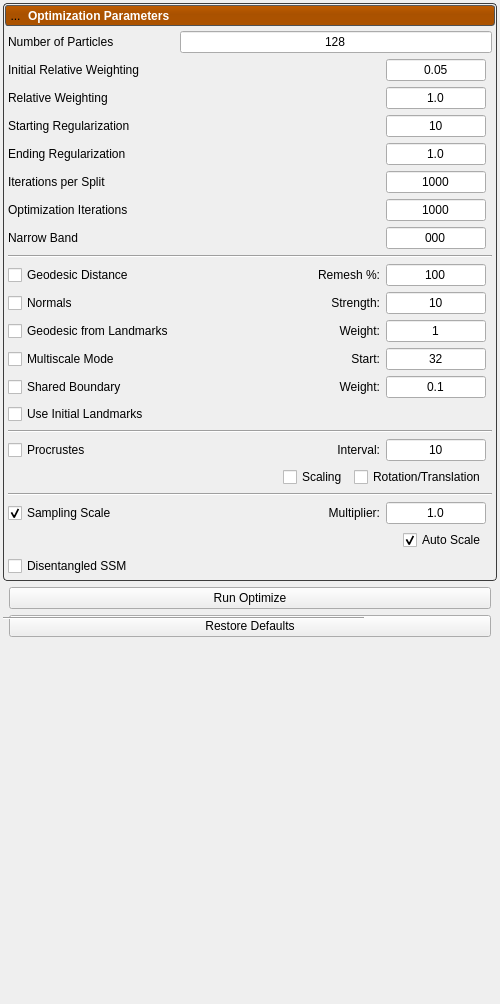
First picture: the form in Studio/Optimize/OptimizeTool.ui, repository SCIInstitute/ShapeWorks, before the edit.
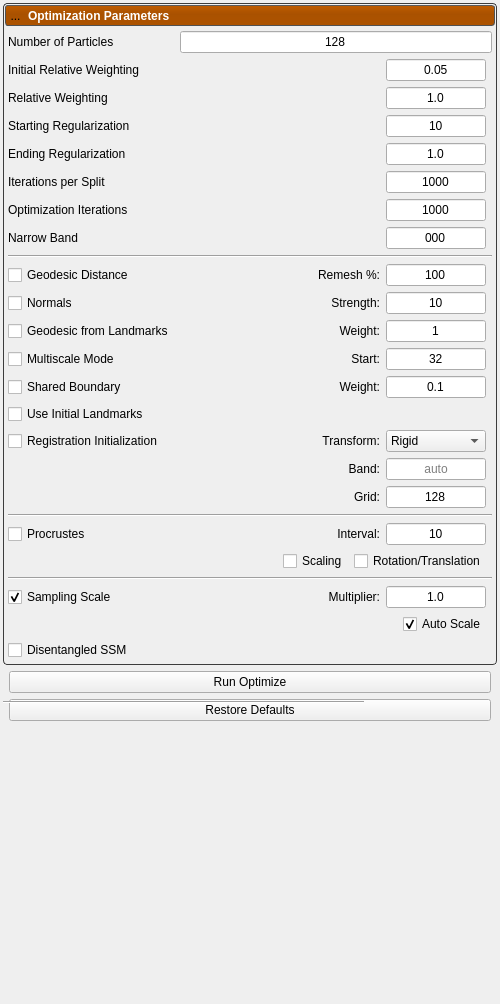
Second picture: the form after the edit. Icons and pictures are not drawn.

Commit message: Add registration-based particle initialization (#2615)

What changed in the file:
```diff
--- a/Studio/Optimize/OptimizeTool.ui
+++ b/Studio/Optimize/OptimizeTool.ui
@@ -733,23 +733,138 @@
                  </property>
                 </widget>
                </item>
+               <!-- Row 24: Registration Initialization (combined checkbox + transform type) -->
+               <item row="24" column="0">
+                <widget class="QCheckBox" name="registration_initialization">
+                 <property name="text">
+                  <string>Registration Initialization</string>
+                 </property>
+                </widget>
+               </item>
+               <item row="24" column="1">
+                <widget class="QLabel" name="registration_transform_label">
+                 <property name="text">
+                  <string>Transform:</string>
+                 </property>
+                 <property name="alignment">
+                  <set>Qt::AlignRight|Qt::AlignVCenter</set>
+                 </property>
+                </widget>
+               </item>
+               <item row="24" column="2">
+                <widget class="QComboBox" name="registration_transform_type">
+                 <property name="minimumSize">
+                  <size>
+                   <width>50</width>
+                   <height>0</height>
+                  </size>
+                 </property>
+                 <property name="maximumSize">
+                  <size>
+                   <width>100</width>
+                   <height>16777215</height>
+                  </size>
+                 </property>
+                 <item>
+                  <property name="text">
+                   <string>Rigid</string>
+                  </property>
+                 </item>
+                 <item>
+                  <property name="text">
+                   <string>Affine</string>
+                  </property>
+                 </item>
+                 <item>
+                  <property name="text">
+                   <string>SyN</string>
+                  </property>
+                 </item>
+                </widget>
+               </item>
+               <!-- Row 25: Registration band -->
+               <item row="25" column="1">
+                <widget class="QLabel" name="registration_band_label">
+                 <property name="text">
+                  <string>Band:</string>
+                 </property>
+                 <property name="alignment">
+                  <set>Qt::AlignRight|Qt::AlignVCenter</set>
+                 </property>
+                </widget>
+               </item>
+               <item row="25" column="2">
+                <widget class="QLineEdit" name="registration_band">
+                 <property name="placeholderText">
+                  <string>auto</string>
+                 </property>
+                 <property name="minimumSize">
+                  <size>
+                   <width>50</width>
+                   <height>0</height>
+                  </size>
+                 </property>
+                 <property name="maximumSize">
+                  <size>
+                   <width>100</width>
+                   <height>16777215</height>
+                  </size>
+                 </property>
+                 <property name="alignment">
+                  <set>Qt::AlignCenter</set>
+                 </property>
+                </widget>
+               </item>
+               <!-- Row 26: Registration grid size -->
+               <item row="26" column="1">
+                <widget class="QLabel" name="registration_grid_label">
+                 <property name="text">
+                  <string>Grid:</string>
+                 </property>
+                 <property name="alignment">
+                  <set>Qt::AlignRight|Qt::AlignVCenter</set>
+                 </property>
+                </widget>
+               </item>
+               <item row="26" column="2">
+                <widget class="QLineEdit" name="registration_grid_size">
+                 <property name="text">
+                  <string>128</string>
+                 </property>
+                 <property name="minimumSize">
+                  <size>
+                   <width>50</width>
+                   <height>0</height>
+                  </size>
+                 </property>
+                 <property name="maximumSize">
+                  <size>
+                   <width>100</width>
+                   <height>16777215</height>
+                  </size>
+                 </property>
+                 <property name="alignment">
+                  <set>Qt::AlignCenter</set>
+                 </property>
+                </widget>
+               </item>
                <!-- Divider: after Geodesic/Options group -->
-               <item row="24" column="0" colspan="4">
+               <item row="27" column="0" colspan="4">
                 <widget class="Line" name="line_opt_2">
                  <property name="orientation">
                   <enum>Qt::Horizontal</enum>
                  </property>
                 </widget>
                </item>
-               <!-- Row 25: Procrustes (combined checkbox + interval) -->
-               <item row="25" column="0">
+               <!-- Row 28: Procrustes (combined checkbox + interval) -->
+               <item row="28" column="0">
                 <widget class="QCheckBox" name="procrustes">
                  <property name="text">
                   <string>Procrustes</string>
                  </property>
                 </widget>
                </item>
-               <item row="25" column="1">
+               <item row="28" column="1">
                 <widget class="QLabel" name="procrustes_interval_label">
                  <property name="text">
                   <string>Interval:</string>
@@ -759,7 +874,7 @@
                  </property>
                 </widget>
                </item>
-              <item row="25" column="2">
+              <item row="28" column="2">
                 <widget class="QLineEdit" name="procrustes_interval">
                  <property name="text">
                   <string>10</string>
@@ -781,8 +896,8 @@
                  </property>
                 </widget>
                </item>
-               <!-- Row 26: Procrustes sub-options (Scaling + Rot/Trans) -->
-               <item row="26" column="0" colspan="3">
+               <!-- Row 29: Procrustes sub-options (Scaling + Rot/Trans) -->
+               <item row="29" column="0" colspan="3">
                 <widget class="QWidget" name="procrustes_sub_widget" native="true">
                  <layout class="QHBoxLayout" name="procrustes_sub_layout">
                   <property name="leftMargin">
@@ -828,15 +943,15 @@
                 </widget>
                </item>
                <!-- Divider: after Procrustes group -->
-               <item row="27" column="0" colspan="4">
+               <item row="30" column="0" colspan="4">
                 <widget class="Line" name="line_opt_3">
                  <property name="orientation">
                   <enum>Qt::Horizontal</enum>
                  </property>
                 </widget>
                </item>
-               <!-- Row 28: Sampling Scale (combined checkbox + multiplier) -->
-               <item row="28" column="0">
+               <!-- Row 31: Sampling Scale (combined checkbox + multiplier) -->
+               <item row="31" column="0">
                 <widget class="QCheckBox" name="sampling_scale">
                  <property name="text">
                   <string>Sampling Scale</string>
@@ -846,7 +961,7 @@
                  </property>
                 </widget>
                </item>
-               <item row="28" column="1">
+               <item row="31" column="1">
                 <widget class="QLabel" name="sampling_scale_label">
                  <property name="text">
                   <string>Multiplier:</string>
@@ -856,7 +971,7 @@
                  </property>
                 </widget>
                </item>
-              <item row="28" column="2">
+              <item row="31" column="2">
                 <widget class="QLineEdit" name="sampling_scale_value">
                  <property name="text">
                   <string>1.0</string>
@@ -878,8 +993,8 @@
                  </property>
                 </widget>
                </item>
-               <!-- Row 29: Auto Scale (sub-checkbox) -->
-               <item row="29" column="0" colspan="3">
+               <!-- Row 32: Auto Scale (sub-checkbox) -->
+               <item row="32" column="0" colspan="3">
                 <widget class="QWidget" name="sampling_auto_scale_sub_widget" native="true">
                  <layout class="QHBoxLayout" name="sampling_auto_scale_sub_layout">
                   <property name="leftMargin">
@@ -920,8 +1035,8 @@
                  </layout>
                 </widget>
                </item>
-               <!-- Row 30: Disentangled SSM (checkbox only, hidden) -->
-               <item row="30" column="0">
+               <!-- Row 33: Disentangled SSM (checkbox only, hidden) -->
+               <item row="33" column="0">
                 <widget class="QCheckBox" name="use_disentangled_ssm">
                  <property name="text">
                   <string>Disentangled SSM</string>
```
Left out of the diff: 4 changed lines with no effect on the pictures. The commit also changes 28 other files.
